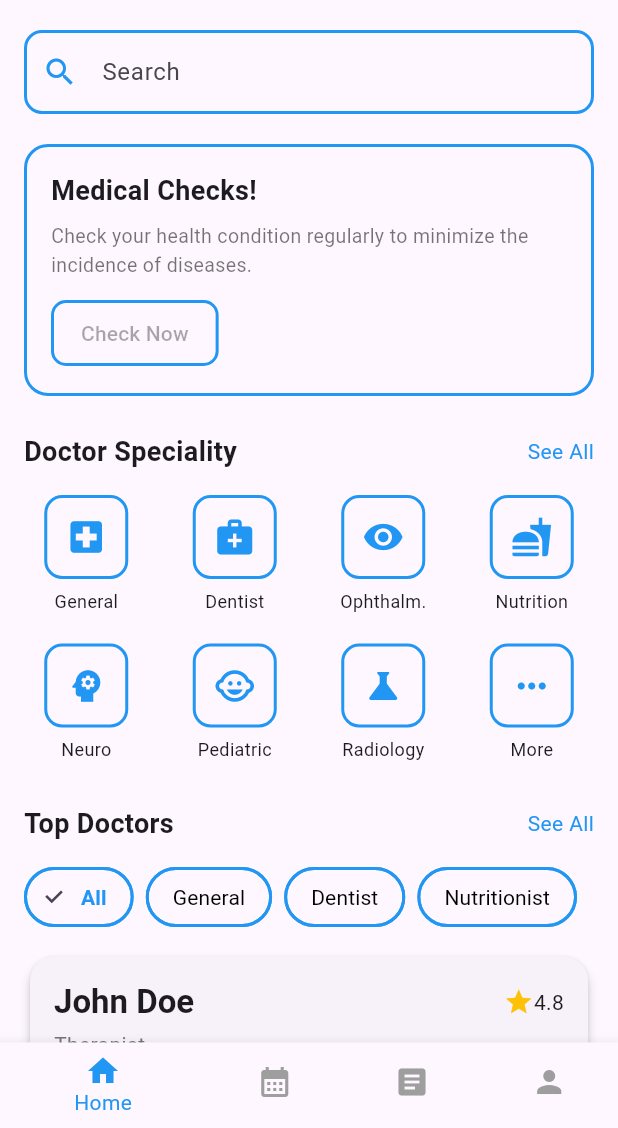
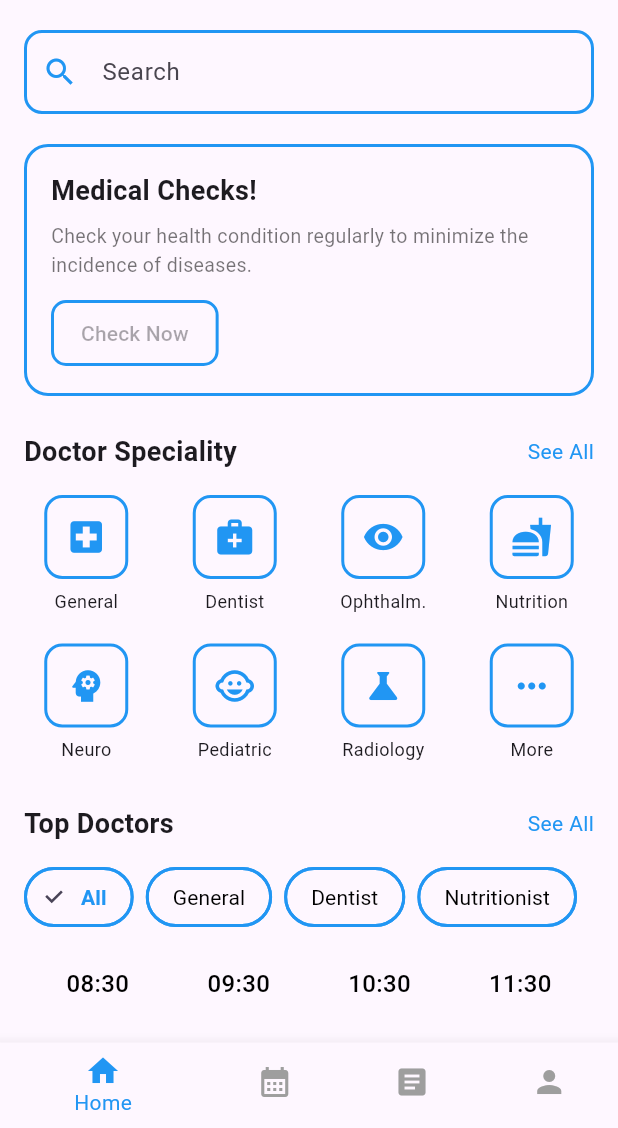
Before and after one commit to zhuravel-dev/smart_med, a Flutter app: the screen it shows after launch, on a phone screen of 412 x 824 dp, the part 108-1236 px from its top. Run offline on Flutter 3.47's test engine with Material 3 defaults, Android fonts, the phone set to English and light mode, and no system bars; our stand-ins replace beamer, bloc, flutter_bloc, get_it.

Commit message:
decomposition; create ui components for future appointment card

```diff
--- /dev/null
+++ b/lib/presentation/components/appointment_card/time_tile.dart
@@ -0,0 +1,39 @@
+import 'package:flutter/material.dart';
+
+class TimeTile extends StatelessWidget {
+  final String time;
+  final bool isSelected;
+  final VoidCallback onTap;
+
+  const TimeTile({
+    Key? key,
+    required this.time,
+    required this.isSelected,
+    required this.onTap,
+  }) : super(key: key);
+
+  @override
+  Widget build(BuildContext context) {
+    return GestureDetector(
+      onTap: onTap,
+      child: Container(
+        padding: const EdgeInsets.symmetric(horizontal: 16, vertical: 8),
+        decoration: BoxDecoration(
+          borderRadius: BorderRadius.circular(30),
+          border: Border.all(
+            color: isSelected ? Colors.blue : Colors.transparent,
+            width: 2,
+          ),
+        ),
+        child: Text(
+          time,
+          style: TextStyle(
+            fontSize: 16,
+            fontWeight: FontWeight.w500,
+            color: Colors.black,
+          ),
+        ),
+      ),
+    );
+  }
+}
--- /dev/null
+++ b/lib/presentation/components/custom_app_bar.dart
@@ -0,0 +1,37 @@
+import 'package:flutter/material.dart';
+
+Widget CustomAppBar() {
+  return Row(
+    children: [
+      Container(
+        padding: const EdgeInsets.all(2),
+        decoration: BoxDecoration(
+          shape: BoxShape.circle,
+          border: Border.all(color: Colors.blue, width: 2),
+        ),
+        child: const CircleAvatar(
+          radius: 24,
+          backgroundColor: Colors.transparent,
+          child: Icon(Icons.person, size: 28, color: Colors.blue),
+        ),
+      ),
+      const SizedBox(width: 12),
+      Column(
+        crossAxisAlignment: CrossAxisAlignment.start,
+        children: const [
+          Text("Good Morning", style: TextStyle(color: Colors.grey)),
+          Text(
+            "User Name",
+            style: TextStyle(fontSize: 18, fontWeight: FontWeight.bold),
+          ),
+        ],
+      ),
+      const Spacer(),
+      IconButton(onPressed: () {}, icon: const Icon(Icons.favorite_border)),
+      IconButton(
+        onPressed: () {},
+        icon: const Icon(Icons.notifications_none),
+      ),
+    ],
+  );
+}
--- /dev/null
+++ b/lib/presentation/components/doctor_speciality_header.dart
@@ -0,0 +1,14 @@
+import 'package:flutter/material.dart';
+
+Widget DoctorSpecialityHeader() {
+  return Row(
+    mainAxisAlignment: MainAxisAlignment.spaceBetween,
+    children: const [
+      Text(
+        "Doctor Speciality",
+        style: TextStyle(fontSize: 18, fontWeight: FontWeight.bold),
+      ),
+      Text("See All", style: TextStyle(color: Colors.blue, fontSize: 14)),
+    ],
+  );
+}
--- /dev/null
+++ b/lib/presentation/components/speciality_grid.dart
@@ -0,0 +1,22 @@
+import 'package:flutter/material.dart';
+import 'package:smart_med/presentation/components/speciality_item.dart';
+
+Widget SpecialityGrid() {
+  return GridView.count(
+    shrinkWrap: true,
+    physics: const NeverScrollableScrollPhysics(),
+    crossAxisCount: 4,
+    crossAxisSpacing: 16,
+    mainAxisSpacing: 16,
+    children: const [
+      SpecialityItem(icon: Icons.local_hospital, label: "General"),
+      SpecialityItem(icon: Icons.medical_services, label: "Dentist"),
+      SpecialityItem(icon: Icons.remove_red_eye, label: "Ophthalm."),
+      SpecialityItem(icon: Icons.fastfood, label: "Nutrition"),
+      SpecialityItem(icon: Icons.psychology, label: "Neuro"),
+      SpecialityItem(icon: Icons.child_care, label: "Pediatric"),
+      SpecialityItem(icon: Icons.science, label: "Radiology"),
+      SpecialityItem(icon: Icons.more_horiz, label: "More"),
+    ],
+  );
+}
--- /dev/null
+++ b/lib/presentation/components/tags_row.dart
@@ -0,0 +1,14 @@
+import 'package:flutter/material.dart';
+import 'package:smart_med/presentation/components/tag_item.dart';
+
+Widget TagsRow() {
+  return Wrap(
+    spacing: 8,
+    children: [
+      TagItem("All", selected: true),
+      TagItem("General"),
+      TagItem("Dentist"),
+      TagItem("Nutritionist"),
+    ],
+  );
+}
--- /dev/null
+++ b/lib/presentation/components/top_doctors_header.dart
@@ -0,0 +1,14 @@
+import 'package:flutter/material.dart';
+
+Widget TopDoctorsHeader() {
+  return Row(
+    mainAxisAlignment: MainAxisAlignment.spaceBetween,
+    children: const [
+      Text(
+        "Top Doctors",
+        style: TextStyle(fontSize: 18, fontWeight: FontWeight.bold),
+      ),
+      Text("See All", style: TextStyle(color: Colors.blue, fontSize: 14)),
+    ],
+  );
+}
--- a/lib/presentation/views/home_screen.dart
+++ b/lib/presentation/views/home_screen.dart
@@ -1,12 +1,24 @@
 import 'package:flutter/material.dart';
-import 'package:smart_med/presentation/components/doctor_list.dart';
+import 'package:smart_med/presentation/components/appointment_card/time_tile.dart';
+import 'package:smart_med/presentation/components/custom_app_bar.dart';
+import 'package:smart_med/presentation/components/doctor_speciality_header.dart';
 import 'package:smart_med/presentation/components/medical_check_card.dart';
 import 'package:smart_med/presentation/components/search_field.dart';
-import 'package:smart_med/presentation/components/speciality_item.dart';
-import 'package:smart_med/presentation/components/tag_item.dart';
+import 'package:smart_med/presentation/components/speciality_grid.dart';
+import 'package:smart_med/presentation/components/tags_row.dart';
+import 'package:smart_med/presentation/components/top_doctors_header.dart';
 
-class HomeScreen extends StatelessWidget {
+class HomeScreen extends StatefulWidget {
   const HomeScreen({super.key});
+
+  @override
+  State<HomeScreen> createState() => _HomeScreenState();
+}
+
+class _HomeScreenState extends State<HomeScreen> {
+  String selectedTime = "";
+
+  final List<String> times = ["08:30", "09:30", "10:30", "11:30"];
 
   @override
   Widget build(BuildContext context) {
@@ -16,118 +28,41 @@ class HomeScreen extends StatelessWidget {
         child: Column(
           crossAxisAlignment: CrossAxisAlignment.start,
           children: [
-            _buildTopBar(),
+            CustomAppBar(),
             const SizedBox(height: 20),
             SearchField(),
             const SizedBox(height: 20),
             MedicalCheckCard(),
             const SizedBox(height: 24),
-            _buildDoctorSpecialityHeader(),
+            DoctorSpecialityHeader(),
             const SizedBox(height: 16),
-            _buildSpecialityGrid(),
+            SpecialityGrid(),
             const SizedBox(height: 24),
-            _buildTopDoctorsHeader(),
+            TopDoctorsHeader(),
             const SizedBox(height: 12),
-            _buildTags(),
+            TagsRow(),
             const SizedBox(height: 12),
-            DoctorList(context),
+
+            Row(
+              mainAxisAlignment: MainAxisAlignment.center,
+              children: times.map((time) {
+                return Padding(
+                  padding: const EdgeInsets.symmetric(horizontal: 8),
+                  child: TimeTile(
+                    time: time,
+                    isSelected: selectedTime == time,
+                    onTap: () {
+                      setState(() {
+                        selectedTime = time;
+                      });
+                    },
+                  ),
+                );
+              }).toList(),
+            ),
           ],
         ),
       ),
     );
   }
-
-  Widget _buildTopBar() {
-    return Row(
-      children: [
-        Container(
-          padding: const EdgeInsets.all(2),
-          decoration: BoxDecoration(
-            shape: BoxShape.circle,
-            border: Border.all(color: Colors.blue, width: 2),
-          ),
-          child: const CircleAvatar(
-            radius: 24,
-            backgroundColor: Colors.transparent,
-            child: Icon(Icons.person, size: 28, color: Colors.blue),
-          ),
-        ),
-        const SizedBox(width: 12),
-        Column(
-          crossAxisAlignment: CrossAxisAlignment.start,
-          children: const [
-            Text("Good Morning", style: TextStyle(color: Colors.grey)),
-            Text(
-              "User Name",
-              style: TextStyle(fontSize: 18, fontWeight: FontWeight.bold),
-            ),
-          ],
-        ),
-        const Spacer(),
-        IconButton(onPressed: () {}, icon: const Icon(Icons.favorite_border)),
-        IconButton(
-          onPressed: () {},
-          icon: const Icon(Icons.notifications_none),
-        ),
-      ],
-    );
-  }
-
-  Widget _buildDoctorSpecialityHeader() {
-    return Row(
-      mainAxisAlignment: MainAxisAlignment.spaceBetween,
-      children: const [
-        Text(
-          "Doctor Speciality",
-          style: TextStyle(fontSize: 18, fontWeight: FontWeight.bold),
-        ),
-        Text("See All", style: TextStyle(color: Colors.blue, fontSize: 14)),
-      ],
-    );
-  }
-
-  Widget _buildSpecialityGrid() {
-    return GridView.count(
-      shrinkWrap: true,
-      physics: const NeverScrollableScrollPhysics(),
-      crossAxisCount: 4,
-      crossAxisSpacing: 16,
-      mainAxisSpacing: 16,
-      children: const [
-        SpecialityItem(icon: Icons.local_hospital, label: "General"),
-        SpecialityItem(icon: Icons.medical_services, label: "Dentist"),
-        SpecialityItem(icon: Icons.remove_red_eye, label: "Ophthalm."),
-        SpecialityItem(icon: Icons.fastfood, label: "Nutrition"),
-        SpecialityItem(icon: Icons.psychology, label: "Neuro"),
-        SpecialityItem(icon: Icons.child_care, label: "Pediatric"),
-        SpecialityItem(icon: Icons.science, label: "Radiology"),
-        SpecialityItem(icon: Icons.more_horiz, label: "More"),
-      ],
-    );
-  }
-
-  Widget _buildTopDoctorsHeader() {
-    return Row(
-      mainAxisAlignment: MainAxisAlignment.spaceBetween,
-      children: const [
-        Text(
-          "Top Doctors",
-          style: TextStyle(fontSize: 18, fontWeight: FontWeight.bold),
-        ),
-        Text("See All", style: TextStyle(color: Colors.blue, fontSize: 14)),
-      ],
-    );
-  }
-
-  Widget _buildTags() {
-    return Wrap(
-      spacing: 8,
-      children: [
-        TagItem("All", selected: true),
-        TagItem("General"),
-        TagItem("Dentist"),
-        TagItem("Nutritionist"),
-      ],
-    );
-  }
 }
```
Also changed, not shown: lib/presentation/components/appointment_card.dart (added, +109 -0 lines), lib/presentation/components/appointment_card/day_widget.dart (added, +62 -0 lines).
